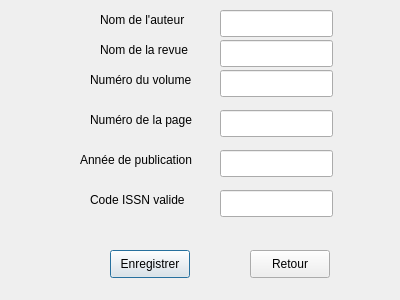
First picture: the form in GestionReferenceGUI/ajouterjournalqt.ui, repository Pasqual24/test3, before the edit.
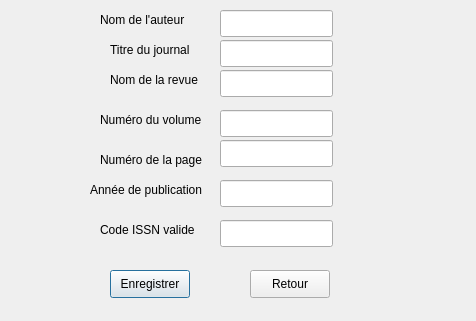
Second picture: the form after the edit.

Patch:
```diff
--- a/GestionReferenceGUI/ajouterjournalqt.ui
+++ b/GestionReferenceGUI/ajouterjournalqt.ui
@@ -6,8 +6,8 @@
    <rect>
     <x>0</x>
     <y>0</y>
-    <width>400</width>
-    <height>300</height>
+    <width>476</width>
+    <height>321</height>
    </rect>
   </property>
   <property name="windowTitle">
@@ -27,7 +27,7 @@
    <property name="geometry">
     <rect>
      <x>220</x>
-     <y>40</y>
+     <y>70</y>
      <width>113</width>
      <height>27</height>
     </rect>
@@ -37,7 +37,7 @@
    <property name="geometry">
     <rect>
      <x>220</x>
-     <y>70</y>
+     <y>110</y>
      <width>113</width>
      <height>27</height>
     </rect>
@@ -47,7 +47,7 @@
    <property name="geometry">
     <rect>
      <x>220</x>
-     <y>110</y>
+     <y>140</y>
      <width>113</width>
      <height>27</height>
     </rect>
@@ -57,7 +57,7 @@
    <property name="geometry">
     <rect>
      <x>220</x>
-     <y>150</y>
+     <y>180</y>
      <width>113</width>
      <height>27</height>
     </rect>
@@ -67,7 +67,7 @@
    <property name="geometry">
     <rect>
      <x>220</x>
-     <y>190</y>
+     <y>220</y>
      <width>113</width>
      <height>27</height>
     </rect>
@@ -89,8 +89,8 @@
   <widget class="QLabel" name="label_3">
    <property name="geometry">
     <rect>
-     <x>100</x>
-     <y>40</y>
+     <x>110</x>
+     <y>70</y>
      <width>91</width>
      <height>20</height>
     </rect>
@@ -102,8 +102,8 @@
   <widget class="QLabel" name="label_4">
    <property name="geometry">
     <rect>
-     <x>90</x>
-     <y>70</y>
+     <x>100</x>
+     <y>110</y>
      <width>111</width>
      <height>20</height>
     </rect>
@@ -115,8 +115,8 @@
   <widget class="QLabel" name="label_6">
    <property name="geometry">
     <rect>
-     <x>90</x>
-     <y>110</y>
+     <x>100</x>
+     <y>150</y>
      <width>111</width>
      <height>20</height>
     </rect>
@@ -128,8 +128,8 @@
   <widget class="QLabel" name="label_7">
    <property name="geometry">
     <rect>
-     <x>80</x>
-     <y>150</y>
+     <x>90</x>
+     <y>180</y>
      <width>121</width>
      <height>20</height>
     </rect>
@@ -141,8 +141,8 @@
   <widget class="QLabel" name="label_8">
    <property name="geometry">
     <rect>
-     <x>90</x>
-     <y>190</y>
+     <x>100</x>
+     <y>220</y>
      <width>101</width>
      <height>20</height>
     </rect>
@@ -155,7 +155,7 @@
    <property name="geometry">
     <rect>
      <x>110</x>
-     <y>250</y>
+     <y>270</y>
      <width>80</width>
      <height>28</height>
     </rect>
@@ -168,7 +168,7 @@
    <property name="geometry">
     <rect>
      <x>250</x>
-     <y>250</y>
+     <y>270</y>
      <width>80</width>
      <height>28</height>
     </rect>
@@ -177,6 +177,45 @@
     <string>Retour</string>
    </property>
   </widget>
+  <widget class="QLabel" name="titreJournal">
+   <property name="geometry">
+    <rect>
+     <x>110</x>
+     <y>40</y>
+     <width>91</width>
+     <height>20</height>
+    </rect>
+   </property>
+   <property name="text">
+    <string>Titre du journal</string>
+   </property>
+  </widget>
+  <widget class="QLineEdit" name="titreJournal_2">
+   <property name="geometry">
+    <rect>
+     <x>220</x>
+     <y>40</y>
+     <width>113</width>
+     <height>27</height>
+    </rect>
+   </property>
+  </widget>
+  <widget class="QLabel" name="erreurJournal">
+   <property name="geometry">
+    <rect>
+     <x>370</x>
+     <y>50</y>
+     <width>81</width>
+     <height>221</height>
+    </rect>
+   </property>
+   <property name="text">
+    <string/>
+   </property>
+   <property name="wordWrap">
+    <bool>true</bool>
+   </property>
+  </widget>
  </widget>
  <layoutdefault spacing="6" margin="11"/>
  <resources/>
```
